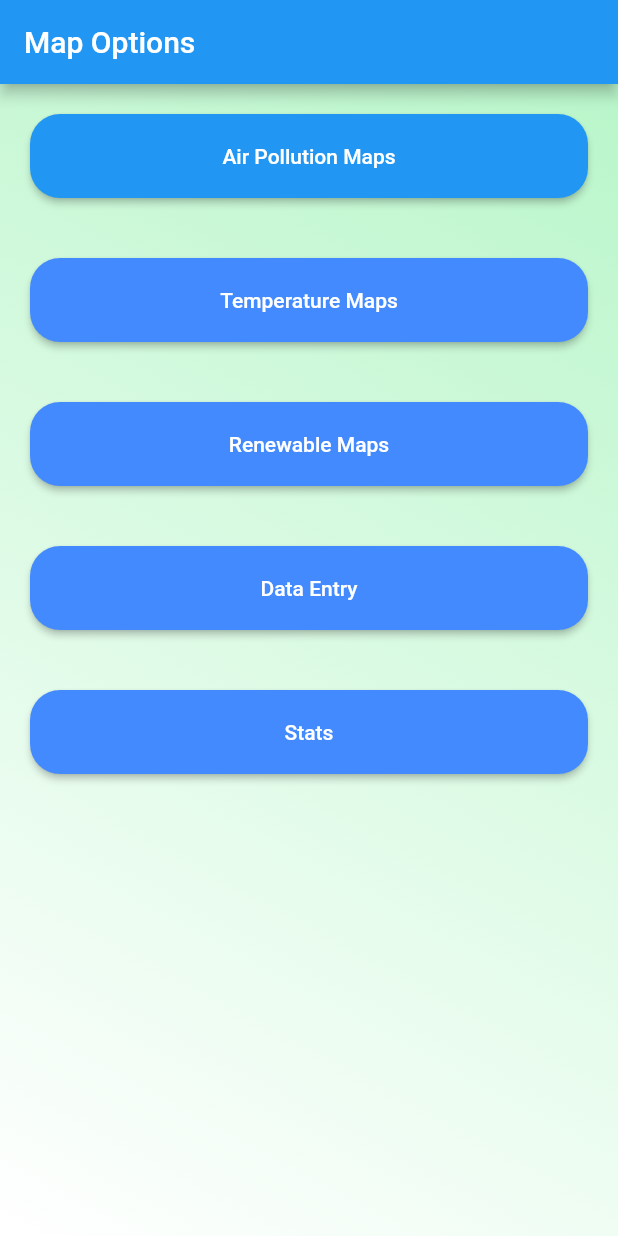
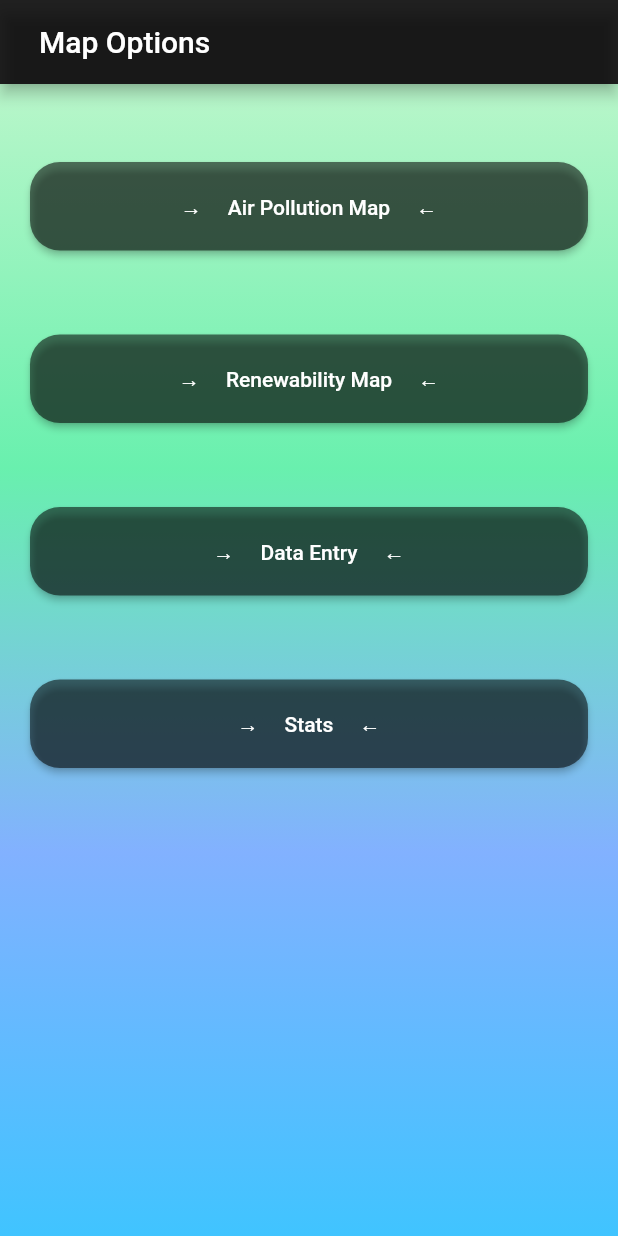
Before and after one commit to AdityaUI/climate_change_central, a Flutter app: the screen it shows after launch, on a phone screen of 412 x 824 dp. Run offline on Flutter 3.47's test engine with Material 2 defaults, Android fonts, the phone set to English and light mode, and no system bars; our stand-ins replace fl_chart, google_maps_flutter.

Commit message:
i commit

```diff
--- a/lib/main.dart
+++ b/lib/main.dart
@@ -96,6 +96,7 @@ class _MyHomePageState extends State<MyHomePage> {
     print("build");
     return new Scaffold(
         appBar: new AppBar(
+          backgroundColor: Colors.black87,
           title: new Text('Google Maps'),
         ),
         body: Column(
@@ -142,7 +143,7 @@ class _MyHomePageState extends State<MyHomePage> {
                         borderRadius: BorderRadius.circular(50.0),
                       ),
                       textColor: Colors.white,
-                      color: Colors.blue,
+                      color: Colors.black87,
                       onPressed: decrement,
                       child: Text('Before')),
                   Text('Year : ${year.floor()}'),
@@ -151,7 +152,7 @@ class _MyHomePageState extends State<MyHomePage> {
                         borderRadius: BorderRadius.circular(50.0),
                       ),
                       textColor: Colors.white,
-                      color: Colors.blue,
+                      color: Colors.black87,
                       onPressed: increment,
                       child: Text('Later'))
                 ],
--- a/lib/map_select_page.dart
+++ b/lib/map_select_page.dart
@@ -8,6 +8,7 @@ class mapSelect extends StatefulWidget {
     _mapSelectState createState() => new _mapSelectState();
 }
 
+// ignore: camel_case_types
 class _mapSelectState extends State<mapSelect> {
 
   Future navigateToPollution(context) async {
@@ -34,30 +35,36 @@ class _mapSelectState extends State<mapSelect> {
   Widget build(BuildContext context) {
     return Scaffold(
       appBar: AppBar(
-        backgroundColor: Colors.blue,
+        backgroundColor: Colors.black87,
         title: Text(
-          'Map Options'
+          '  Map Options'
         ),
       ),
       body:
       Container(
         decoration: BoxDecoration(
           gradient: LinearGradient(
-              begin: Alignment.topRight,
-              end: Alignment.bottomLeft,
+              begin: Alignment.topCenter,
+              end: Alignment.bottomCenter,
               colors: [
-                Colors.greenAccent[100], Colors.white
+                Colors.greenAccent[100] ,Colors.greenAccent,Colors.blueAccent[100],Colors.lightBlueAccent
               ]
           )
         ),
         child: (
             ListView(
               children: <Widget>[
+                Row(
+                  children: <Widget>[Text ('   ')],
+                ),
+                Row(
+                  children: <Widget>[Text ('   ')],
+                ),
                 Padding(
                   padding: const EdgeInsets.all(20.0),
                   child: RaisedButton(
-                      color: Colors.blue,
-                      child: Text('Air Pollution Maps', style: TextStyle(
+                      color: Colors.black54,
+                      child: Text('→     Air Pollution Map     ←', style: TextStyle(
                         color: Colors.white,
                       ),
                       ),
@@ -69,27 +76,15 @@ class _mapSelectState extends State<mapSelect> {
                         navigateToPollution(context);
                       }),
                 ),
+                Row(
+                  children: <Widget>[Text ('   ')],
+                ),
+
                 Padding(
                   padding: const EdgeInsets.all(20.0),
                   child: RaisedButton(
-                      color: Colors.blueAccent,
-                      child: Text('Temperature Maps', style: TextStyle(
-                        color: Colors.white,
-                      ),
-                      ),
-                      shape: RoundedRectangleBorder(
-                        borderRadius: BorderRadius.circular(20),
-                      ),
-                      padding: const EdgeInsets.all(20),
-                      onPressed: () {
-                        navigateToTemperature(context);
-                      }),
-                ),
-                Padding(
-                  padding: const EdgeInsets.all(20.0),
-                  child: RaisedButton(
-                      color: Colors.blueAccent,
-                      child: Text('Renewable Maps', style: TextStyle(
+                      color: Colors.black54,
+                      child: Text('→     Renewability Map     ←', style: TextStyle(
                         color: Colors.white,
                       ),
                       ),
@@ -101,11 +96,14 @@ class _mapSelectState extends State<mapSelect> {
                         navigateToRenewable(context);
                       }),
                 ),
+                Row(
+                  children: <Widget>[Text ('   ')],
+                ),
                 Padding(
                   padding: const EdgeInsets.all(20.0),
                   child: RaisedButton(
-                      color: Colors.blueAccent,
-                      child: Text('Data Entry', style: TextStyle(
+                      color: Colors.black54,
+                      child: Text('→     Data Entry     ←', style: TextStyle(
                         color: Colors.white,
                       ),
                       ),
@@ -117,11 +115,14 @@ class _mapSelectState extends State<mapSelect> {
                         navigateToDataEntry(context);
                       }),
                 ),
+                Row(
+                  children: <Widget>[Text ('   ')],
+                ),
                 Padding(
                   padding: const EdgeInsets.all(20.0),
                   child: RaisedButton(
-                      color: Colors.blueAccent,
-                      child: Text('Stats', style: TextStyle(
+                      color: Colors.black54,
+                      child: Text('→     Stats     ←', style: TextStyle(
                         color: Colors.white,
                       ),
                       ),
--- a/lib/stats_page.dart
+++ b/lib/stats_page.dart
@@ -42,11 +42,11 @@ class _LineChartSample2State extends State<LineChartSample2> {
               children: <Widget>[Text ('   ')],
             ),
             Row(
-                children: <Widget>[Text ('                            TEMP: = 75°F      ',
+                children: <Widget>[Text ('                         →   TEMP: = 75°F      ',
                   style: TextStyle(fontWeight: FontWeight.bold,fontSize: 18),)],
             ),
             Row(
-              children: <Widget>[Text ('           Predicted Consumption:  50KwH    ',
+              children: <Widget>[Text ('        →   Predicted Consumption:  50KwH    ',
                 style: TextStyle(fontWeight: FontWeight.bold,fontSize: 18),)],
             ),
 
```
Also changed, not shown: lib/dataEntry_page.dart (+10 -10 lines).
